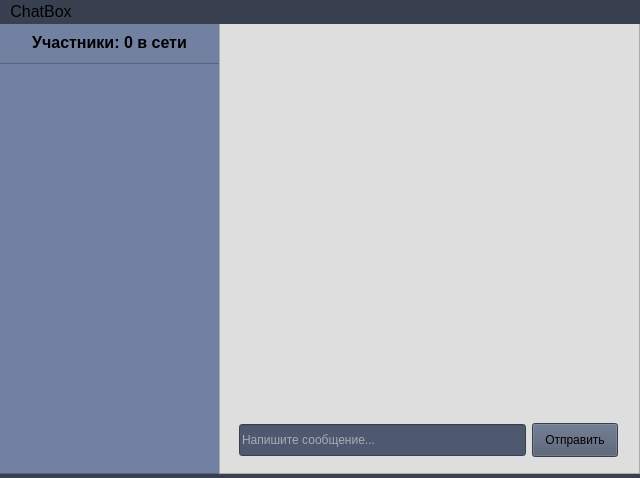
Above: UI/ChatBox.ui from mikhailde/Chat_Project before the change. Below: the same form after it.
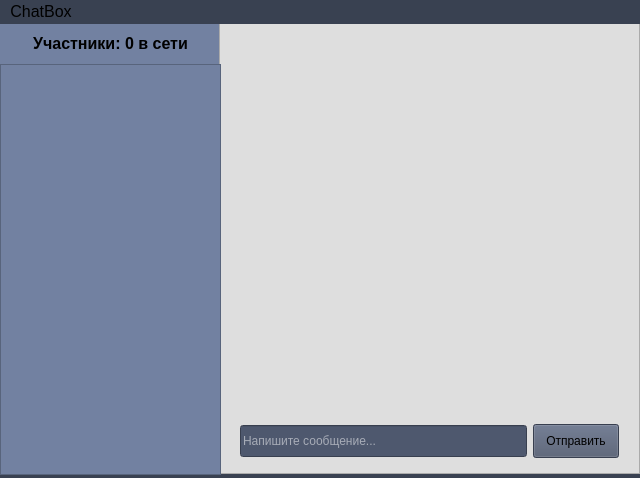
That is the form after the change. Icons and pictures are not drawn.

Commit message: Изменил UI

```diff
--- a/UI/ChatBox.ui
+++ b/UI/ChatBox.ui
@@ -39,6 +39,26 @@
     <property name="frameShadow">
      <enum>QFrame::Raised</enum>
     </property>
+   </widget>
+   <widget class="QFrame" name="frame_2">
+    <property name="geometry">
+     <rect>
+      <x>219</x>
+      <y>-1</y>
+      <width>421</width>
+      <height>451</height>
+     </rect>
+    </property>
+    <property name="styleSheet">
+     <string notr="true">background-color: rgb(222, 222, 222);</string>
+    </property>
+    <property name="frameShape">
+     <enum>QFrame::StyledPanel</enum>
+    </property>
+    <property name="frameShadow">
+     <enum>QFrame::Raised</enum>
+    </property>
+   </widget>
     <widget class="QLabel" name="label">
      <property name="geometry">
       <rect>
@@ -57,7 +77,7 @@
       </font>
      </property>
      <property name="styleSheet">
-      <string notr="true"/>
+     <string notr="true">background-color: rgb(114, 129, 161);</string>
      </property>
      <property name="text">
       <string>Участники: 0 в сети</string>
@@ -71,10 +91,13 @@
       <rect>
        <x>0</x>
        <y>40</y>
-       <width>221</width>
+      <width>211</width>
        <height>411</height>
       </rect>
      </property>
+    <property name="styleSheet">
+     <string notr="true">background-color: rgb(114, 129, 161);</string>
+    </property>
     </widget>
     <widget class="QTextEdit" name="textEdit">
      <property name="geometry">
@@ -86,51 +109,32 @@
       </rect>
      </property>
      <property name="styleSheet">
-      <string notr="true"/>
+     <string notr="true">background-color: rgb(114, 129, 161);</string>
      </property>
      <property name="readOnly">
       <bool>true</bool>
      </property>
     </widget>
-   </widget>
-   <widget class="QFrame" name="frame_2">
+   <widget class="QPushButton" name="pushButton_2">
     <property name="geometry">
      <rect>
-      <x>219</x>
-      <y>-1</y>
-      <width>421</width>
-      <height>451</height>
+      <x>533</x>
+      <y>400</y>
+      <width>86</width>
+      <height>34</height>
      </rect>
     </property>
     <property name="styleSheet">
-     <string notr="true">background-color: rgb(222, 222, 222);</string>
+     <string notr="true">background-color: rgba(78, 88, 110, 255);</string>
     </property>
-    <property name="frameShape">
-     <enum>QFrame::StyledPanel</enum>
-    </property>
-    <property name="frameShadow">
-     <enum>QFrame::Raised</enum>
-    </property>
-    <widget class="QTextEdit" name="textEdit_2">
-     <property name="geometry">
-      <rect>
-       <x>0</x>
-       <y>0</y>
-       <width>421</width>
-       <height>401</height>
-      </rect>
-     </property>
-     <property name="styleSheet">
-      <string notr="true">background-color: rgba(255, 255, 255, 0);</string>
-     </property>
-     <property name="readOnly">
-      <bool>true</bool>
+    <property name="text">
+     <string>Отправить</string>
      </property>
     </widget>
     <widget class="QLineEdit" name="lineEdit_3">
      <property name="geometry">
       <rect>
-       <x>20</x>
+      <x>240</x>
        <y>401</y>
        <width>287</width>
        <height>32</height>
@@ -150,22 +154,28 @@
       <bool>false</bool>
      </property>
     </widget>
-    <widget class="QPushButton" name="pushButton_2">
+   <widget class="QTextEdit" name="textEdit_2">
      <property name="geometry">
       <rect>
-       <x>313</x>
-       <y>400</y>
-       <width>86</width>
-       <height>34</height>
+      <x>220</x>
+      <y>0</y>
+      <width>421</width>
+      <height>401</height>
       </rect>
      </property>
      <property name="styleSheet">
-      <string notr="true">background-color: rgba(78, 88, 110, 255);</string>
-     </property>
-     <property name="text">
-      <string>Отправить</string>
-     </property>
-    </widget>
+     <string notr="true">background-color: rgba(255, 255, 255, 0); color: black</string>
+    </property>
+    <property name="readOnly">
+     <bool>true</bool>
+    </property>
+    <property name="html">
+     <string>&lt;!DOCTYPE HTML PUBLIC &quot;-//W3C//DTD HTML 4.0//EN&quot; &quot;http://www.w3.org/TR/REC-html40/strict.dtd&quot;&gt;
+&lt;html&gt;&lt;head&gt;&lt;meta name=&quot;qrichtext&quot; content=&quot;1&quot; /&gt;&lt;style type=&quot;text/css&quot;&gt;
+p, li { white-space: pre-wrap; }
+&lt;/style&gt;&lt;/head&gt;&lt;body style=&quot; font-family:'Noto Sans'; font-size:10pt; font-weight:400; font-style:normal;&quot;&gt;
+&lt;p style=&quot;-qt-paragraph-type:empty; margin-top:0px; margin-bottom:0px; margin-left:0px; margin-right:0px; -qt-block-indent:0; text-indent:0px;&quot;&gt;&lt;br /&gt;&lt;/p&gt;&lt;/body&gt;&lt;/html&gt;</string>
+    </property>
    </widget>
   </widget>
   <widget class="QMenuBar" name="menubar">
```
Lines whose indentation alone changed are shown as unchanged. The commit also changes 3 other files.
